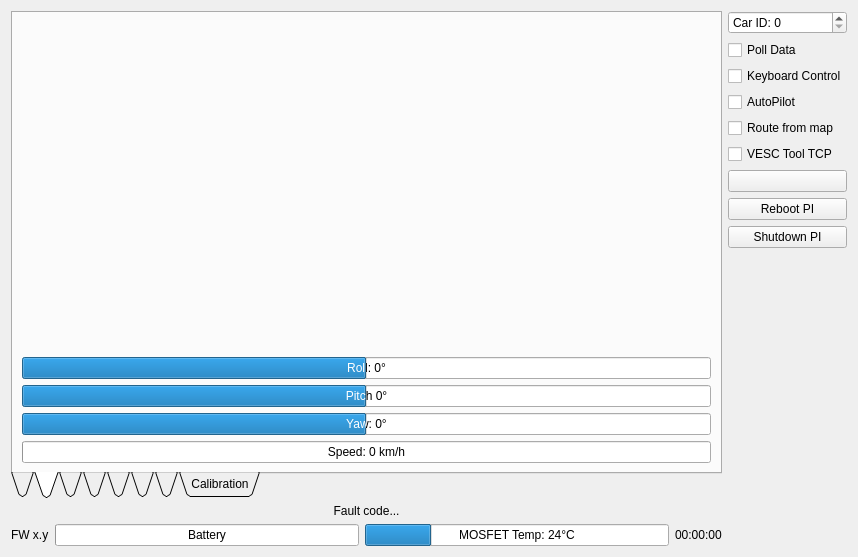
Before: the Qt Designer form Linux/RControlStation/carinterface.ui in GunnarLarssonSLU/rise_sdvp, drawn with Qt 5.
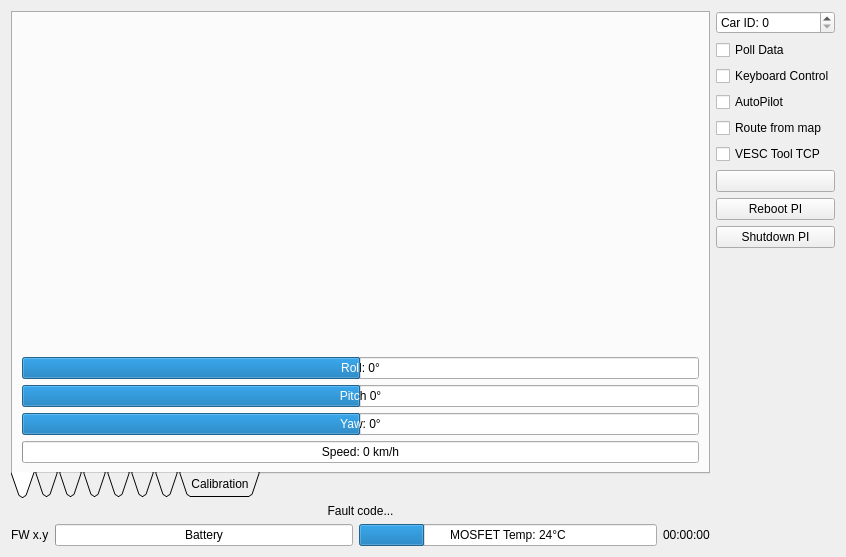
After: the same form once the commit is applied. The open tabs and pages were chosen to show the change. Icons and pictures are not drawn. Custom widgets are drawn as their Qt base class.

What changed in the file:
```diff
--- a/Linux/RControlStation/carinterface.ui
+++ b/Linux/RControlStation/carinterface.ui
@@ -6,7 +6,7 @@
    <rect>
     <x>0</x>
     <y>0</y>
-    <width>858</width>
+    <width>846</width>
     <height>557</height>
    </rect>
   </property>
@@ -30,6 +30,98 @@
        <property name="tabsClosable">
         <bool>false</bool>
        </property>
+       <widget class="QWidget" name="orientationTab">
+        <attribute name="icon">
+         <iconset resource="resources.qrc">
+          <normaloff>:/models/Icons/Orthogonal View-96.png</normaloff>:/models/Icons/Orthogonal View-96.png</iconset>
+        </attribute>
+        <attribute name="title">
+         <string/>
+        </attribute>
+        <attribute name="toolTip">
+         <string>Orientation</string>
+        </attribute>
+        <layout class="QVBoxLayout" name="verticalLayout_15">
+         <item>
+          <layout class="QVBoxLayout" name="orientationLayout">
+           <item>
+            <spacer name="orientationSpacer">
+             <property name="orientation">
+              <enum>Qt::Vertical</enum>
+             </property>
+             <property name="sizeHint" stdset="0">
+              <size>
+               <width>20</width>
+               <height>40</height>
+              </size>
+             </property>
+            </spacer>
+           </item>
+           <item>
+            <widget class="QProgressBar" name="rollBar">
+             <property name="minimum">
+              <number>-180</number>
+             </property>
+             <property name="maximum">
+              <number>180</number>
+             </property>
+             <property name="value">
+              <number>0</number>
+             </property>
+             <property name="format">
+              <string>Roll: %v°</string>
+             </property>
+            </widget>
+           </item>
+           <item>
+            <widget class="QProgressBar" name="pitchBar">
+             <property name="minimum">
+              <number>-180</number>
+             </property>
+             <property name="maximum">
+              <number>180</number>
+             </property>
+             <property name="value">
+              <number>0</number>
+             </property>
+             <property name="format">
+              <string>Pitch %v°</string>
+             </property>
+            </widget>
+           </item>
+           <item>
+            <widget class="QProgressBar" name="yawBar">
+             <property name="minimum">
+              <number>-180</number>
+             </property>
+             <property name="maximum">
+              <number>180</number>
+             </property>
+             <property name="value">
+              <number>0</number>
+             </property>
+             <property name="format">
+              <string>Yaw: %v°</string>
+             </property>
+            </widget>
+           </item>
+           <item>
+            <widget class="QProgressBar" name="speedBar">
+             <property name="maximum">
+              <number>120</number>
+             </property>
+             <property name="value">
+              <number>0</number>
+             </property>
+             <property name="format">
+              <string>Speed: %v km/h</string>
+             </property>
+            </widget>
+           </item>
+          </layout>
+         </item>
+        </layout>
+       </widget>
        <widget class="QWidget" name="tab_5">
         <attribute name="icon">
          <iconset resource="resources.qrc">
@@ -405,98 +497,6 @@
          </item>
         </layout>
        </widget>
-       <widget class="QWidget" name="orientationTab">
-        <attribute name="icon">
-         <iconset resource="resources.qrc">
-          <normaloff>:/models/Icons/Orthogonal View-96.png</normaloff>:/models/Icons/Orthogonal View-96.png</iconset>
-        </attribute>
-        <attribute name="title">
-         <string/>
-        </attribute>
-        <attribute name="toolTip">
-         <string>Orientation</string>
-        </attribute>
-        <layout class="QVBoxLayout" name="verticalLayout_15">
-         <item>
-          <layout class="QVBoxLayout" name="orientationLayout">
-           <item>
-            <spacer name="orientationSpacer">
-             <property name="orientation">
-              <enum>Qt::Vertical</enum>
-             </property>
-             <property name="sizeHint" stdset="0">
-              <size>
-               <width>20</width>
-               <height>40</height>
-              </size>
-             </property>
-            </spacer>
-           </item>
-           <item>
-            <widget class="QProgressBar" name="rollBar">
-             <property name="minimum">
-              <number>-180</number>
-             </property>
-             <property name="maximum">
-              <number>180</number>
-             </property>
-             <property name="value">
-              <number>0</number>
-             </property>
-             <property name="format">
-              <string>Roll: %v°</string>
-             </property>
-            </widget>
-           </item>
-           <item>
-            <widget class="QProgressBar" name="pitchBar">
-             <property name="minimum">
-              <number>-180</number>
-             </property>
-             <property name="maximum">
-              <number>180</number>
-             </property>
-             <property name="value">
-              <number>0</number>
-             </property>
-             <property name="format">
-              <string>Pitch %v°</string>
-             </property>
-            </widget>
-           </item>
-           <item>
-            <widget class="QProgressBar" name="yawBar">
-             <property name="minimum">
-              <number>-180</number>
-             </property>
-             <property name="maximum">
-              <number>180</number>
-             </property>
-             <property name="value">
-              <number>0</number>
-             </property>
-             <property name="format">
-              <string>Yaw: %v°</string>
-             </property>
-            </widget>
-           </item>
-           <item>
-            <widget class="QProgressBar" name="speedBar">
-             <property name="maximum">
-              <number>120</number>
-             </property>
-             <property name="value">
-              <number>0</number>
-             </property>
-             <property name="format">
-              <string>Speed: %v km/h</string>
-             </property>
-            </widget>
-           </item>
-          </layout>
-         </item>
-        </layout>
-       </widget>
        <widget class="QWidget" name="tab_7">
         <attribute name="icon">
          <iconset resource="resources.qrc">
```
Left out of the diff: 2 changed lines with no effect on the pictures.
